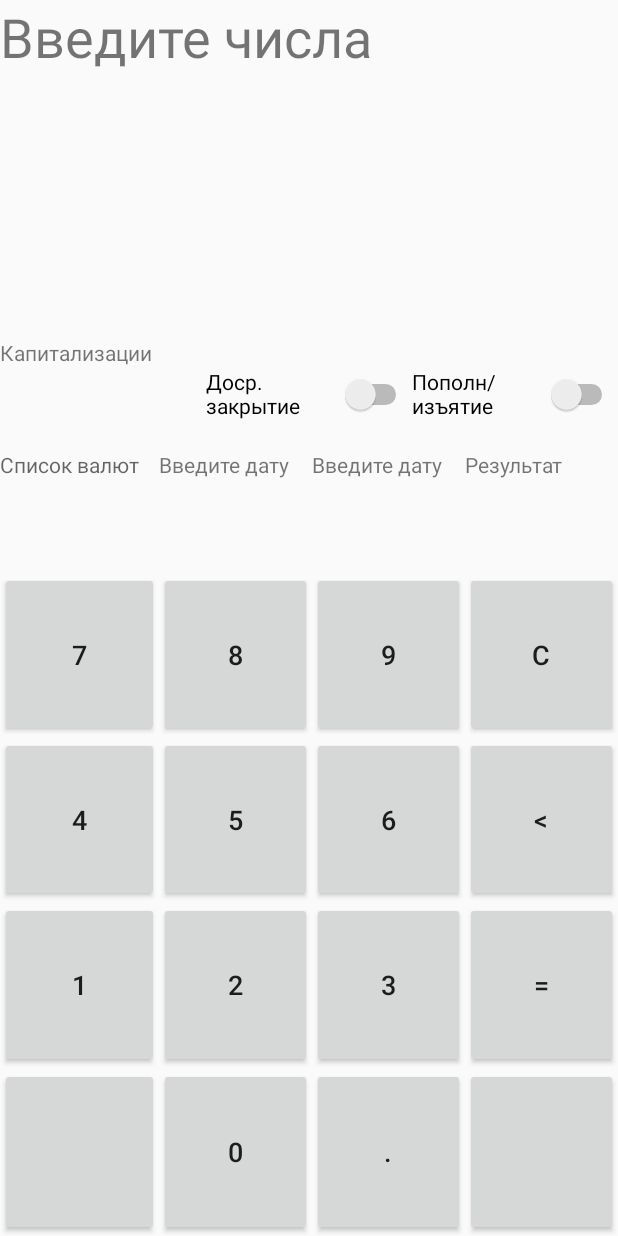
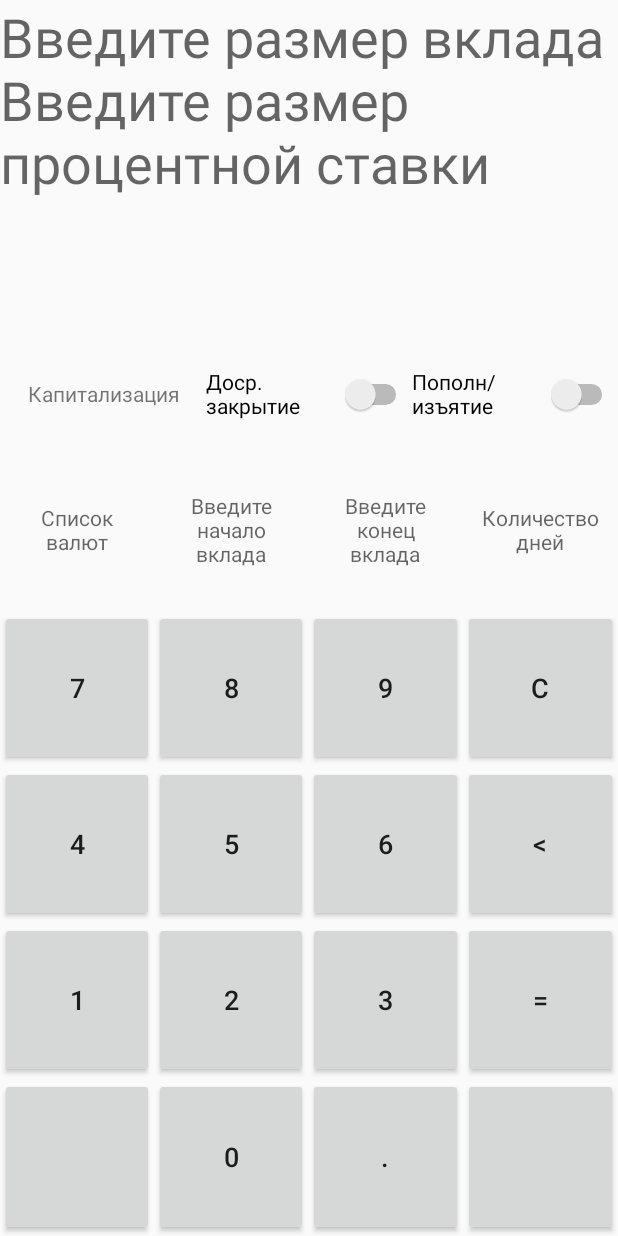
Before and after one commit to Clomance/USATU_Project, an Android app: the CalculateActivity screen opened directly, with no data from a screen before it, on a phone screen of 412 x 824 dp. Run offline under Robolectric (Android 15) with nearby library versions, the phone set to English and light mode, and no system bars.

Commit message:
Optimization and improving interface

```diff
--- a/app/src/main/java/com/example/client/AppBase.java
+++ b/app/src/main/java/com/example/client/AppBase.java
@@ -102,10 +102,10 @@ class AppBase {
 
     static class Date{
         int year;
-        int month;
-        int day;
+        byte month;
+        byte day;
 
-        Date(int year, int month, int day){
+        Date(int year, byte month, byte day){
             this.year = year;
             this.month = month;
             this.day = day;
--- a/app/src/main/res/layout/calculate_main.xml
+++ b/app/src/main/res/layout/calculate_main.xml
@@ -13,7 +13,7 @@
         android:layout_width="match_parent"
         android:layout_height="match_parent"
         android:layout_weight="2"
-        android:text="Введите числа"
+        android:hint="Введите размер вклада\nВведите размер процентной ставки"
         android:textSize="36sp" />
 
     <LinearLayout
@@ -27,8 +27,9 @@
             android:layout_width="match_parent"
             android:layout_height="match_parent"
             android:layout_weight="1"
-            android:text="Капитализации"
-            android:onClick="listPickCapitalization"/>
+            android:gravity="center"
+            android:onClick="listPickCapitalization"
+            android:text="@string/Capitalization" />
 
         <Switch
             android:id="@+id/switch3"
@@ -60,7 +61,8 @@
                 android:layout_width="match_parent"
                 android:layout_height="match_parent"
                 android:layout_weight="1"
-                android:hint="Список валют"
+                android:gravity="center"
+                android:hint="Список\nвалют"
                 android:onClick="listPick">
 
             </TextView>
@@ -70,23 +72,26 @@
                 android:layout_width="match_parent"
                 android:layout_height="match_parent"
                 android:layout_weight="1"
-                android:onClick="dataPick"
-                android:text="Введите дату" />
+                android:gravity="center"
+                android:hint="Введите\nначало\nвклада"
+                android:onClick="dataPick" />
 
             <TextView
                 android:id="@+id/data2"
                 android:layout_width="match_parent"
                 android:layout_height="match_parent"
                 android:layout_weight="1"
-                android:onClick="dataPick"
-                android:text="Введите дату" />
+                android:gravity="center"
+                android:hint="Введите\nконец\nвклада"
+                android:onClick="dataPick" />
 
             <TextView
                 android:id="@+id/data_result"
                 android:layout_width="match_parent"
                 android:layout_height="match_parent"
                 android:layout_weight="1"
-                android:text="Результат" />
+                android:gravity="center"
+                android:hint="Количество\nдней" />
 
         </TableRow>
 
@@ -127,6 +132,7 @@
                 android:layout_width="match_parent"
                 android:layout_height="match_parent"
                 android:layout_weight="1"
+                android:onClick="NumberClickButtons"
                 android:text="С"
                 android:textSize="18sp" />
 
@@ -169,6 +175,7 @@
                 android:layout_width="match_parent"
                 android:layout_height="match_parent"
                 android:layout_weight="1"
+                android:onClick="NumberClickButtons"
                 android:text="@string/arrow"
                 android:textSize="18sp" />
 
@@ -211,6 +218,7 @@
                 android:layout_width="match_parent"
                 android:layout_height="match_parent"
                 android:layout_weight="1"
+                android:onClick="NumberClickButtons"
                 android:text="="
                 android:textSize="18sp" />
 
@@ -226,6 +234,7 @@
                 android:layout_width="match_parent"
                 android:layout_height="match_parent"
                 android:layout_weight="1"
+
                 android:clickable="false" />
 
             <Button
--- a/app/src/main/res/values/strings.xml
+++ b/app/src/main/res/values/strings.xml
@@ -15,5 +15,6 @@
     <string name="save">Сохранить</string>
     <string name="calculator">Калькулятор</string>
     <string name="arrow"><![CDATA[<]]></string>
+    <string name="Capitalization">Капитализация</string>
 
 </resources>
```
Also changed, not shown: app/src/main/java/com/example/client/CalculateActivity.java (+26 -24 lines), app/src/main/java/com/example/client/ServerTasks.java (+15 -3 lines).
